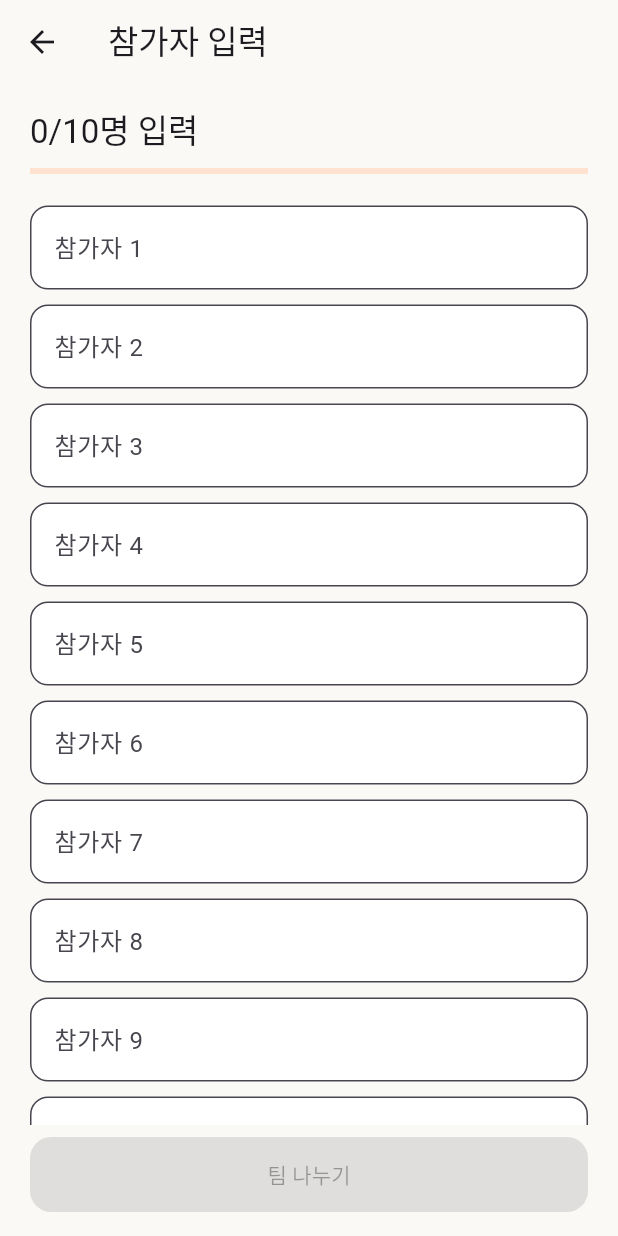
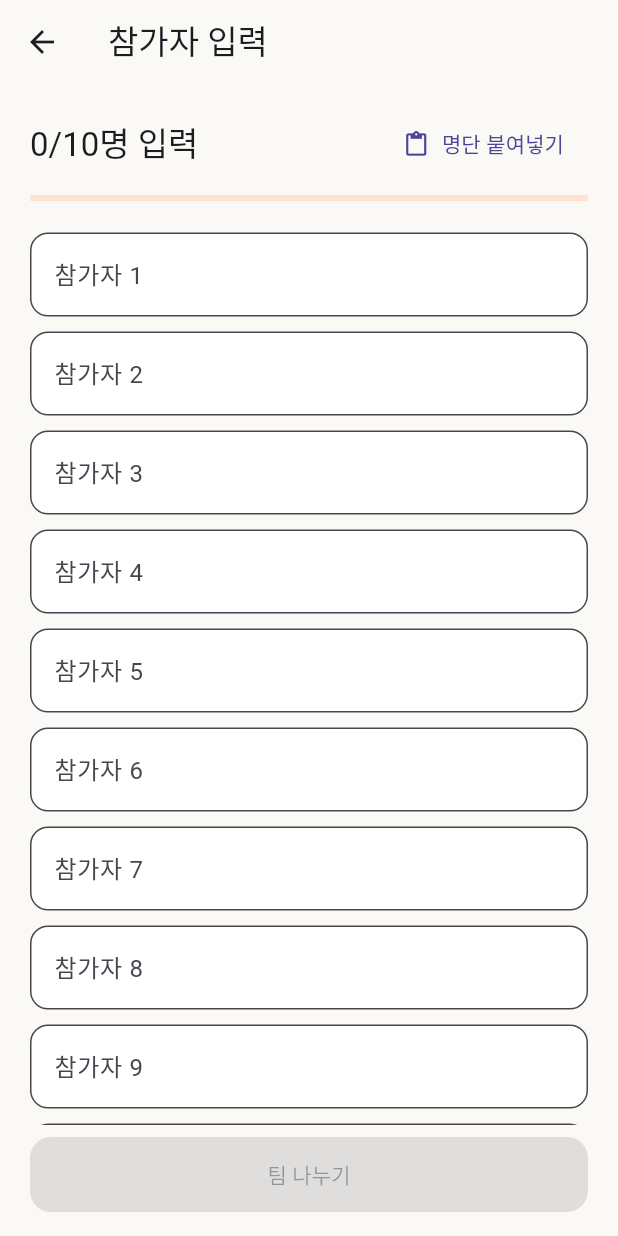
Before and after one commit to ParkMinjun0721/PokemonUnite, a Flutter app: the screen it shows after launch, after a tap on "10명을 두 팀으로 나누기", on a phone screen of 412 x 824 dp. Run offline on Flutter 3.47's test engine with Material 3 defaults, Android fonts, the phone set to English and light mode, and no system bars; our stand-ins replace flutter_riverpod.

Commit message:
[Feat] 두 입력 경로에 팀별 명단 붙여넣기 추가

```diff
--- a/lib/pokemon/playername.dart
+++ b/lib/pokemon/playername.dart
@@ -13,6 +13,7 @@ class PlayerNamePage extends ConsumerWidget {
       fixedTeams: true,
       players: ref.watch(playerProvider),
       onChanged: ref.read(playerProvider.notifier).updatePlayer,
+      onReplace: ref.read(playerProvider.notifier).replacePlayers,
       onContinue: (names) => Navigator.of(context).push(
         MaterialPageRoute<void>(
             builder: (_) => PokemonCategoryPage(players: names)),
--- a/lib/team/teamassign.dart
+++ b/lib/team/teamassign.dart
@@ -10,13 +10,14 @@ class TeamAssignmentPage extends StatefulWidget {
 }
 
 class _TeamAssignmentPageState extends State<TeamAssignmentPage> {
-  final players = List.filled(10, '');
+  List<String> players = List.filled(10, '');
 
   @override
   Widget build(BuildContext context) {
     return RosterForm(
       players: players,
       onChanged: (index, value) => setState(() => players[index] = value),
+      onReplace: (names) => setState(() => players = names),
       onContinue: (names) => Navigator.of(context).push(
         MaterialPageRoute<void>(builder: (_) => TeamResultPage(players: names)),
       ),
--- a/lib/widgets/roster_form.dart
+++ b/lib/widgets/roster_form.dart
@@ -1,69 +1,132 @@
+import 'package:flutter/foundation.dart';
 import 'package:flutter/material.dart';
 import 'match_page.dart';
+import 'roster_paste_page.dart';
 
-class RosterForm extends StatelessWidget {
+class RosterForm extends StatefulWidget {
   const RosterForm({
     super.key,
     required this.players,
     required this.onChanged,
     required this.onContinue,
+    required this.onReplace,
     this.fixedTeams = false,
   });
 
   final List<String> players;
   final void Function(int, String) onChanged;
   final ValueChanged<List<String>> onContinue;
+  final ValueChanged<List<String>> onReplace;
   final bool fixedTeams;
 
   @override
+  State<RosterForm> createState() => _RosterFormState();
+}
+
+class _RosterFormState extends State<RosterForm> {
+  late final controllers =
+      widget.players.map((name) => TextEditingController(text: name)).toList();
+
+  @override
+  void didUpdateWidget(RosterForm oldWidget) {
+    super.didUpdateWidget(oldWidget);
+    for (var i = 0; i < controllers.length; i++) {
+      if (controllers[i].text != widget.players[i]) {
+        controllers[i].text = widget.players[i];
+      }
+    }
+  }
+
+  @override
+  void dispose() {
+    for (final controller in controllers) {
+      controller.dispose();
+    }
+    super.dispose();
+  }
+
+  Future<void> _openPastePage() async {
+    FocusScope.of(context).unfocus();
+    final names = await Navigator.of(context).push<List<String>>(
+      MaterialPageRoute(
+          builder: (_) => RosterPastePage(fixedTeams: widget.fixedTeams)),
+    );
+    if (mounted && names != null) widget.onReplace(names);
+  }
+
+  @override
   Widget build(BuildContext context) {
-    final names = players.map((name) => name.trim()).toList();
+    final names = widget.players.map((name) => name.trim()).toList();
     final filled = names.where((name) => name.isNotEmpty).length;
     final valid = filled == names.length && names.toSet().length == filled;
 
     return MatchPage(
-      title: fixedTeams ? '팀별 명단 입력' : '참가자 입력',
+      title: widget.fixedTeams ? '팀별 명단 입력' : '참가자 입력',
       action: FilledButton(
         onPressed: valid
             ? () {
                 FocusScope.of(context).unfocus();
-                onContinue(names);
+                widget.onContinue(names);
               }
             : null,
-        child: Text(fixedTeams ? '배정 방식 선택' : '팀 나누기'),
+        child: Text(widget.fixedTeams ? '배정 방식 선택' : '팀 나누기'),
       ),
       child: Column(crossAxisAlignment: CrossAxisAlignment.stretch, children: [
+        Wrap(
+            alignment: WrapAlignment.spaceBetween,
+            crossAxisAlignment: WrapCrossAlignment.center,
+            spacing: 8,
+            children: [
               Text('$filled/${names.length}명 입력',
                   style: Theme.of(context).textTheme.titleLarge),
+              TextButton.icon(
+                  onPressed: _openPastePage,
+                  icon: const Icon(Icons.content_paste),
+                  label: const Text('명단 붙여넣기')),
+            ]),
         const SizedBox(height: 10),
         LinearProgressIndicator(
             value: filled / names.length, semanticsLabel: '명단 입력 진행률'),
         const SizedBox(height: 16),
         for (var i = 0; i < names.length; i++) ...[
-          if (fixedTeams && i % 5 == 0)
+          if (widget.fixedTeams && i % 5 == 0)
             Padding(
                 padding: const EdgeInsets.symmetric(vertical: 8),
                 child: TeamHeading(i ~/ 5 + 1)),
           Padding(
             padding: const EdgeInsets.symmetric(vertical: 5),
-              child: TextFormField(
+            child: Focus(
+              canRequestFocus: false,
+              child: Builder(builder: (context) {
+                final label = widget.fixedTeams
+                    ? '${i ~/ 5 + 1}팀 참가자 ${i % 5 + 1}'
+                    : '참가자 ${i + 1}';
+                // Flutter web syncs the native input value when it receives focus.
+                final readName = kIsWeb &&
+                    names[i].isNotEmpty &&
+                    !Focus.of(context).hasFocus;
+                return TextFormField(
                   key: ValueKey('player-$i'),
-                initialValue: players[i],
+                  controller: controllers[i],
                   textInputAction: i == names.length - 1
                       ? TextInputAction.done
                       : TextInputAction.next,
-                onChanged: (value) => onChanged(i, value),
+                  onChanged: (value) => widget.onChanged(i, value),
                   decoration: InputDecoration(
-                  labelText: fixedTeams
-                      ? '${i ~/ 5 + 1}팀 참가자 ${i % 5 + 1}'
-                      : '참가자 ${i + 1}',
+                    label: Text(label,
+                        semanticsLabel:
+                            readName ? '$label, ${names[i]}' : label),
                     errorText: names[i].isNotEmpty &&
-                          names.indexOf(names[i]) != names.lastIndexOf(names[i])
+                            names.indexOf(names[i]) !=
+                                names.lastIndexOf(names[i])
                         ? '같은 이름이 있습니다. 구별할 이름을 입력하세요.'
                         : null,
                     errorMaxLines: 3,
                   ),
-              )),
+                );
+              }),
+            ),
+          ),
         ],
       ]),
     );
```
Also changed, not shown: lib/providers/player_provider.dart (+6 -1 lines), lib/widgets/roster_paste_page.dart (added, +79 -0 lines), 2 other files. Lines whose indentation alone changed are shown as unchanged.
